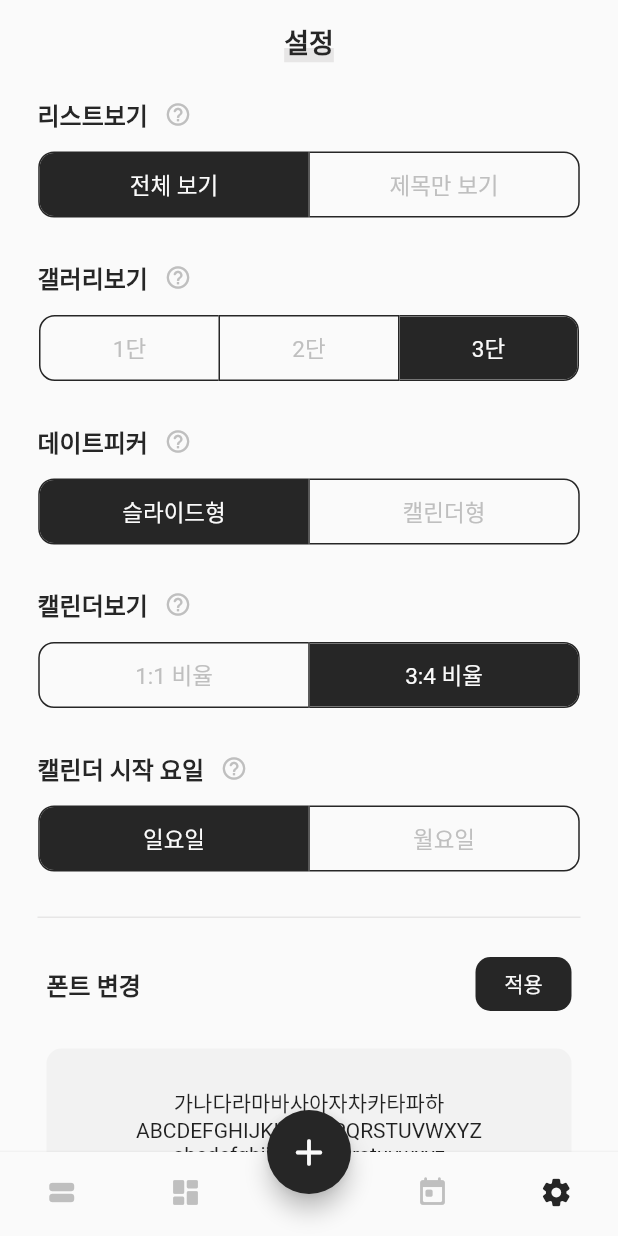
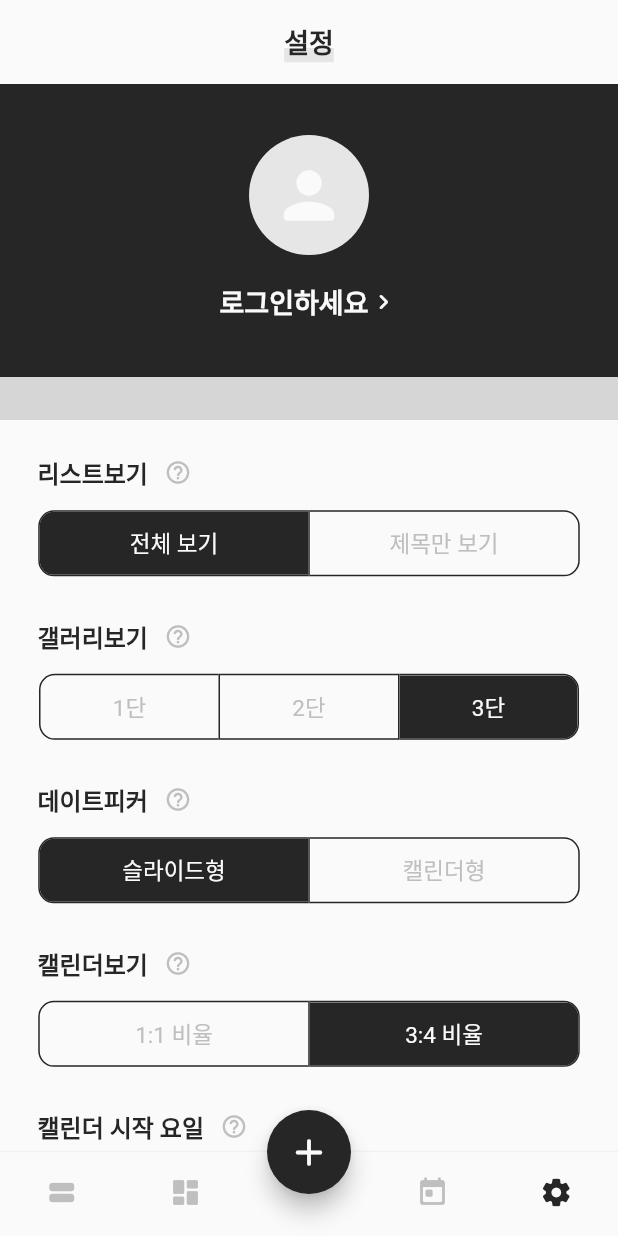
Before and after one commit to wkkyu088/pidi, a Flutter app: the screen it shows after launch, item 5 of the bottom bar chosen, on a phone screen of 412 x 824 dp. Run offline on Flutter 3.47's test engine with Material 2 defaults, Android fonts, the phone set to English and light mode, and no system bars; our stand-ins replace cached_network_image, carousel_slider, cloud_firestore, date_picker_timeline, dropdown_button2, firebase_core and 3 more; missing offline and left inert: flutter_rounded_date_picker; accounts and stored records are empty; Roboto replaces fonts that are missing (GowunDodum); grey boxes are pictures that could not be loaded.

Commit message:
0310 업데이트

```diff
--- a/lib/screens/home_screen.dart
+++ b/lib/screens/home_screen.dart
@@ -43,6 +43,7 @@ class _HomeScreenState extends State<HomeScreen> {
 
     return Scaffold(
       body: SingleChildScrollView(
+        physics: const NeverScrollableScrollPhysics(),
         child: Container(
           padding: EdgeInsets.only(top: statusBarHeight),
           width: appWidth,
--- a/lib/screens/setting_screen.dart
+++ b/lib/screens/setting_screen.dart
@@ -1,4 +1,5 @@
 import 'package:flutter/material.dart';
+import 'package:pidi/screens/login_screen.dart';
 
 import '../widgets/custom_appbar.dart';
 import '../constants.dart';
@@ -14,10 +15,12 @@ enum Fonts { gowundodum, gowunbatang, gangwon, mapo, nanum }
 
 class _SettingScreenState extends State<SettingScreen> {
   Fonts? nowFont = Fonts.gowundodum;
+  bool isLogged = false;
 
   @override
   Widget build(BuildContext context) {
     final double width = MediaQuery.of(context).size.width - 50;
+    const profileHeight = 200.0;
     String sampleText =
         '가나다라마바사아자차카타파하\nABCDEFGHIJKLMNOPQRSTUVWXYZ\nabcdefghijklmnopqrstuvwxyz\n1234567890 !@#\$%^&*().,';
 
@@ -154,6 +157,80 @@ class _SettingScreenState extends State<SettingScreen> {
           child: Center(
             child: Column(
               children: [
+                Stack(
+                  children: [
+                    Container(
+                      width: MediaQuery.of(context).size.width,
+                      height: profileHeight,
+                      color: kBlack,
+                      padding: const EdgeInsets.symmetric(horizontal: 25),
+                      child: Column(
+                        mainAxisAlignment: MainAxisAlignment.center,
+                        crossAxisAlignment: CrossAxisAlignment.center,
+                        children: [
+                          CircleAvatar(
+                            radius: 40,
+                            backgroundColor: kUnderline,
+                            child: Icon(
+                              Icons.person_rounded,
+                              size: 50,
+                              color: kWhite,
+                            ),
+                          ),
+                          const SizedBox(height: 10),
+                          isLogged
+                              ? Text(
+                                  userid,
+                                  style: TextStyle(
+                                    fontSize: kAppBar,
+                                    fontWeight: FontWeight.bold,
+                                    color: kWhite,
+                                  ),
+                                )
+                              : TextButton(
+                                  onPressed: () {
+                                    Navigator.push(
+                                        context,
+                                        MaterialPageRoute(
+                                            builder: (context) =>
+                                                LoginScreen()));
+                                  },
+                                  style: TextButton.styleFrom(
+                                    primary: kGrey,
+                                    tapTargetSize:
+                                        MaterialTapTargetSize.shrinkWrap,
+                                    minimumSize: Size.zero,
+                                  ),
+                                  child: Row(
+                                    mainAxisAlignment: MainAxisAlignment.center,
+                                    children: [
+                                      Text(
+                                        '로그인하세요',
+                                        style: TextStyle(
+                                          fontSize: kAppBar,
+                                          fontWeight: FontWeight.bold,
+                                          color: kWhite,
+                                        ),
+                                      ),
+                                      Icon(
+                                        Icons.chevron_right_rounded,
+                                        color: kWhite,
+                                        size: 20,
+                                      )
+                                    ],
+                                  )),
+                        ],
+                      ),
+                    ),
+                    Container(
+                        width: MediaQuery.of(context).size.width,
+                        padding: const EdgeInsets.only(
+                            top: profileHeight - 5, bottom: 15),
+                        child: const Image(
+                            image:
+                                AssetImage('./assets/images/background2.png'))),
+                  ],
+                ),
                 settingItem('리스트보기', listViewSetting, ['전체 보기', '제목만 보기']),
                 settingItem('갤러리보기', galleryViewSetting, ['1단', '2단', '3단']),
                 settingItem('데이트피커', datePickerSetting, ['슬라이드형', '캘린더형']),
```
Also changed, not shown: lib/screens/list_screen.dart (+42 -37 lines), lib/screens/login_screen.dart (added, +79 -0 lines), lib/widgets/dropdown_button.dart (+13 -13 lines), pubspec.yaml (+13 -12 lines), assets/images/background2.png (added), pubspec.lock, 2 other files.
